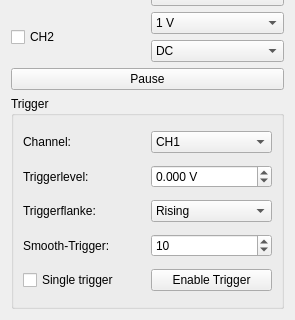
Before: the Qt Designer form Hantek6022/Hantek6022/hantek.ui in Haschtl/RTOC-Plugins, drawn with Qt 5; both pictures show x 0 to 295 and y 140 to 460 of the 295 by 460 pixel window.
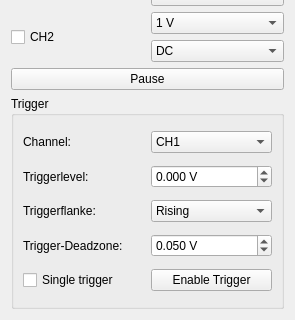
After: the same form once the commit is applied. Icons and pictures are not drawn.

Commit message: changed Trigger-method

The edit to the form file:
```diff
--- a/Hantek6022/Hantek6022/hantek.ui
+++ b/Hantek6022/Hantek6022/hantek.ui
@@ -325,29 +325,29 @@
       <item row="3" column="1">
        <widget class="QDoubleSpinBox" name="smoothSpinBox">
         <property name="suffix">
-         <string/>
+         <string> V</string>
         </property>
         <property name="decimals">
-         <number>0</number>
+         <number>3</number>
         </property>
         <property name="minimum">
-         <double>0.000000000000000</double>
+         <double>-10000000.000000000000000</double>
         </property>
         <property name="maximum">
-         <double>1000.000000000000000</double>
+         <double>10000000.000000000000000</double>
         </property>
         <property name="singleStep">
          <double>1.000000000000000</double>
         </property>
         <property name="value">
-         <double>10.000000000000000</double>
+         <double>0.050000000000000</double>
         </property>
        </widget>
       </item>
       <item row="3" column="0">
        <widget class="QLabel" name="label_6">
         <property name="text">
-         <string>Smooth-Trigger:</string>
+         <string>Trigger-Deadzone:</string>
         </property>
        </widget>
       </item>
```
Left out of the diff: 2 changed lines with no effect on the pictures. The commit also changes 1 other file.
